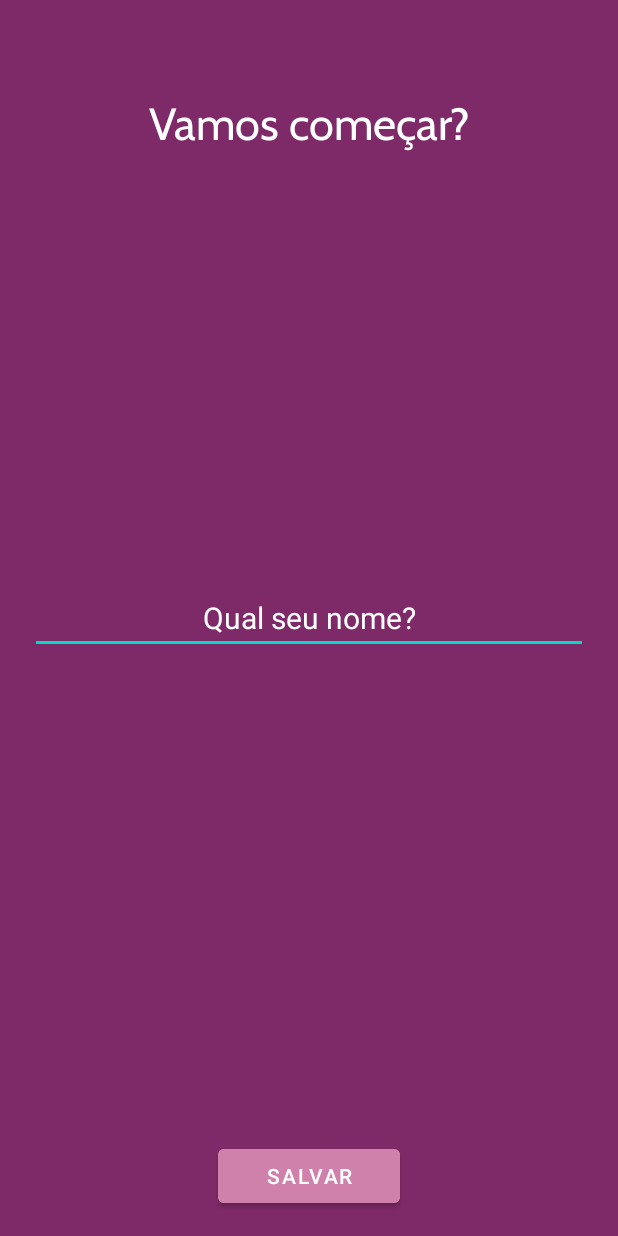
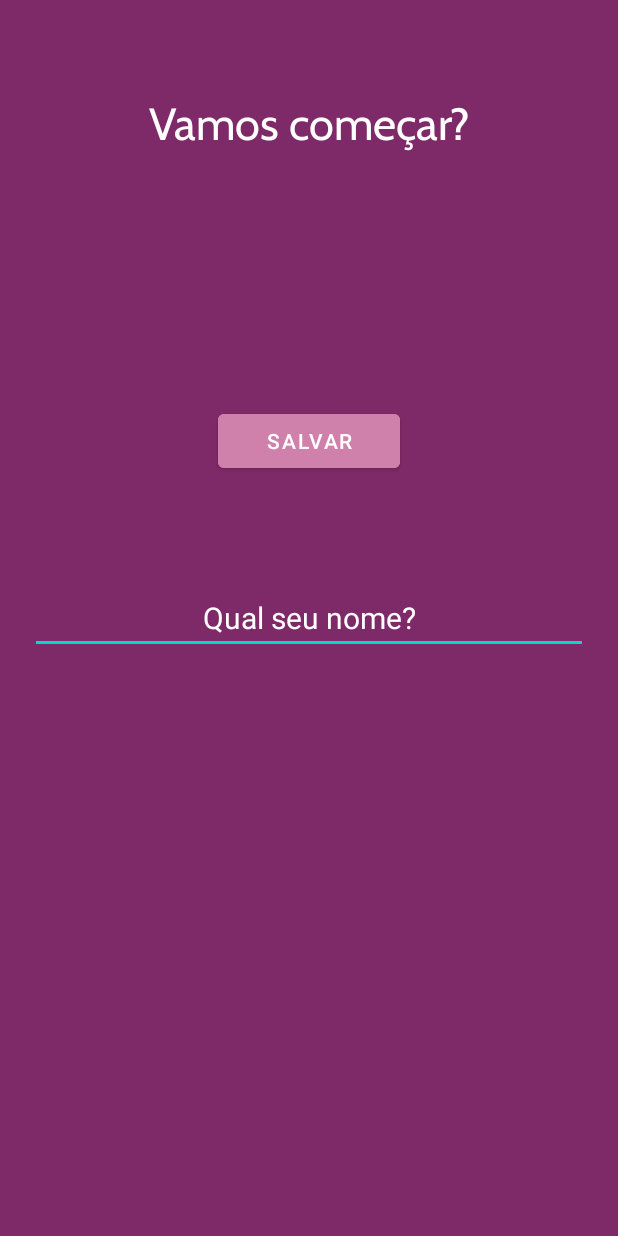
Before and after one commit to FelipeIgansi/MotivationProjectUdemy, an Android app: the screen it shows after launch (UserActivity), on a phone screen of 412 x 824 dp. Run offline under Robolectric (Android 15) with nearby library versions, the phone set to English and light mode, and no system bars.

```diff
--- a/app/src/main/res/layout/activity_user.xml
+++ b/app/src/main/res/layout/activity_user.xml
@@ -38,7 +38,8 @@
         android:id="@+id/button_save"
         android:layout_width="wrap_content"
         android:layout_height="wrap_content"
-        android:layout_alignParentBottom="true"
+        android:layout_above="@id/edit_name"
+        android:layout_margin="50dp"
         android:text="@string/save"
         android:layout_marginBottom="16dp"
         android:layout_centerHorizontal="true"
```
Also changed, not shown: 2 other files.
